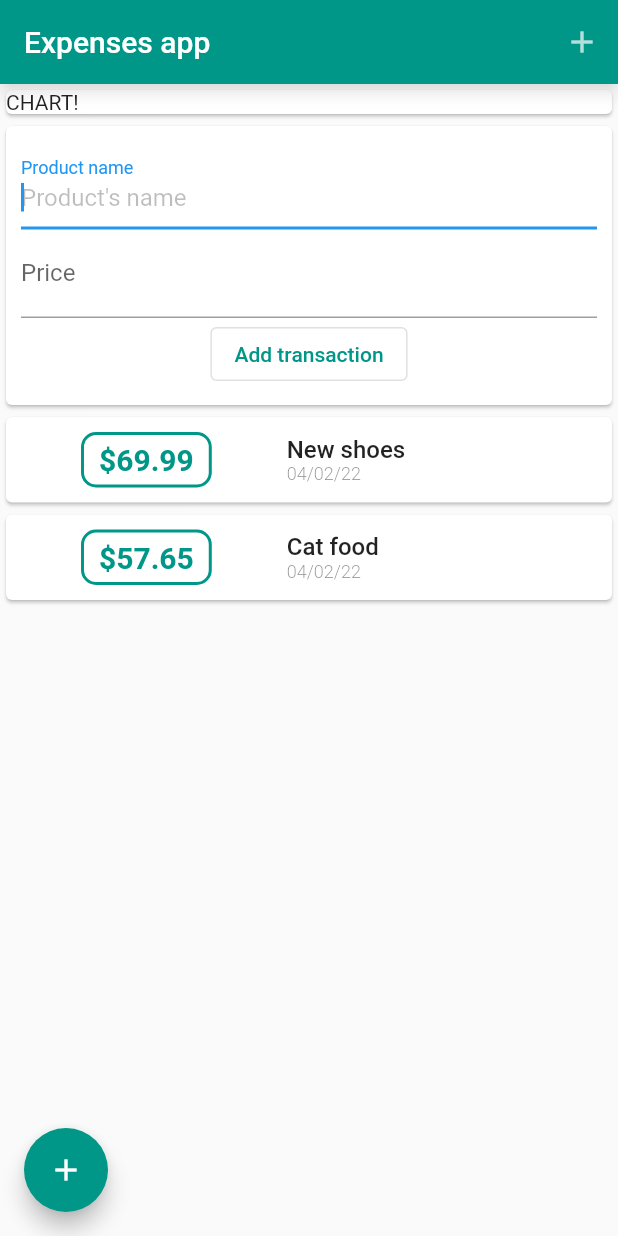
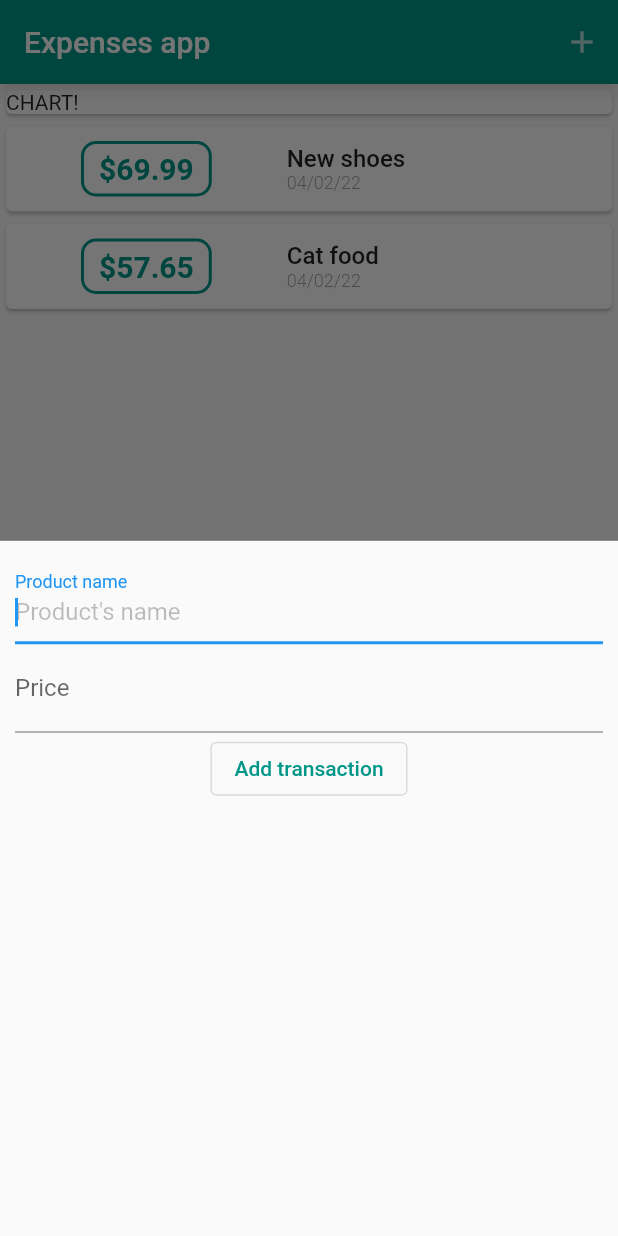
Before and after one commit to analubarreto/expenses_app, a Flutter app: the screen it shows after launch, after a tap on the "add" icon, on a phone screen of 412 x 824 dp. Run offline on Flutter 3.47's test engine with Material 2 defaults, Android fonts, the phone set to English and light mode, and no system bars.

Commit message:
added lower pop up

```diff
--- a/lib/main.dart
+++ b/lib/main.dart
@@ -1,5 +1,9 @@
-import 'widgets/user_transactions.dart';
 import 'package:flutter/material.dart';
+import 'package:uuid/uuid.dart';
+
+import 'widgets/new_transactions.dart';
+import 'models/transaction.dart';
+import 'widgets/transaction_list.dart';
 
 void main() => runApp(const MyApp());
 
@@ -15,8 +19,39 @@ class MyApp extends StatelessWidget {
   }
 }
 
-class MyHomePage extends StatelessWidget {
+class MyHomePage extends StatefulWidget {
   const MyHomePage({Key? key}) : super(key: key);
+
+  @override
+  State<MyHomePage> createState() => _MyHomePageState();
+}
+
+class _MyHomePageState extends State<MyHomePage> {
+  final List<Transaction> _userTransactions = [
+    Transaction(const Uuid(), 'New shoes', 69.99, DateTime.now()),
+    Transaction(const Uuid(), 'Cat food', 57.65, DateTime.now()),
+  ];
+
+  void _addNewTransaction(String txTitle, double txAmount) {
+    final newTx = Transaction(const Uuid(), txTitle, txAmount, DateTime.now());
+
+    setState(() {
+      _userTransactions.add(newTx);
+      txTitle = '';
+      txAmount = 0;
+    });
+  }
+
+  void _startAddNewTransaction(BuildContext ctx) {
+    showModalBottomSheet(
+      elevation: 2,
+      enableDrag: true,
+      context: ctx,
+      builder: (_) {
+        return NewTransaction(addNewTransaction: _addNewTransaction);
+      },
+    );
+  }
 
   @override
   Widget build(BuildContext context) {
@@ -27,7 +62,7 @@ class MyHomePage extends StatelessWidget {
         shadowColor: Colors.black45,
         actions: <Widget>[
           IconButton(
-            onPressed: () {},
+            onPressed: () => _startAddNewTransaction(context),
             icon: const Icon(
               Icons.add,
               color: Colors.white70,
@@ -38,18 +73,20 @@ class MyHomePage extends StatelessWidget {
       ),
       body: Column(
         crossAxisAlignment: CrossAxisAlignment.stretch,
-        children: const [
-          Card(
+        children: <Widget>[
+          const Card(
             child: Text('CHART!'),
           ),
-          UserTransaction()
+          TransactionsList(
+            userTransactions: _userTransactions,
+          ),
         ],
       ),
       floatingActionButtonLocation: FloatingActionButtonLocation.startFloat,
       floatingActionButton: FloatingActionButton(
         backgroundColor: Colors.teal,
         child: const Icon(Icons.add),
-        onPressed: () {},
+        onPressed: () => _startAddNewTransaction(context),
       ),
     );
   }
--- a/lib/widgets/new_transactions.dart
+++ b/lib/widgets/new_transactions.dart
@@ -1,12 +1,18 @@
 import 'package:flutter/material.dart';
 
-class NewTransaction extends StatelessWidget {
+class NewTransaction extends StatefulWidget {
+  final Function addNewTransaction;
+
+  const NewTransaction({Key? key, required this.addNewTransaction})
+      : super(key: key);
+
+  @override
+  State<NewTransaction> createState() => _NewTransactionState();
+}
+
+class _NewTransactionState extends State<NewTransaction> {
   final titleController = TextEditingController();
   final amountController = TextEditingController();
-
-  final Function addNewTransaction;
-
-  NewTransaction({Key? key, required this.addNewTransaction}) : super(key: key);
 
   void submitData() {
     final enteredTitle = titleController.text;
@@ -14,13 +20,13 @@ class NewTransaction extends StatelessWidget {
     if (enteredTitle.isEmpty || enteredAmount <= 0) {
       return;
     }
-    addNewTransaction(enteredTitle, enteredAmount);
+    widget.addNewTransaction(enteredTitle, enteredAmount);
+    Navigator.of(context).pop();
   }
 
   @override
   Widget build(BuildContext context) {
-    return Card(
-      child: Container(
+    return Container(
       padding: const EdgeInsets.all(10),
       child: Column(
         children: [
@@ -39,8 +45,7 @@ class NewTransaction extends StatelessWidget {
           TextField(
             enableSuggestions: true,
             autofocus: true,
-              keyboardType:
-                  const TextInputType.numberWithOptions(decimal: true),
+            keyboardType: const TextInputType.numberWithOptions(decimal: true),
             onSubmitted: (_) => submitData(),
             decoration: const InputDecoration(
               hintText: 'Products\'s price',
@@ -60,7 +65,6 @@ class NewTransaction extends StatelessWidget {
           )
         ],
       ),
-      ),
     );
   }
 }
--- a/lib/widgets/user_transactions.dart
+++ /dev/null
@@ -1,44 +0,0 @@
-import 'package:flutter/material.dart';
-import 'package:uuid/uuid.dart';
-
-import 'transaction_list.dart';
-import 'new_transactions.dart';
-import '../models/transaction.dart';
-
-class UserTransaction extends StatefulWidget {
-  const UserTransaction({Key? key}) : super(key: key);
-
-  @override
-  State<UserTransaction> createState() => _UserTransactionState();
-}
-
-class _UserTransactionState extends State<UserTransaction> {
-  final List<Transaction> _userTransactions = [
-    Transaction(const Uuid(), 'New shoes', 69.99, DateTime.now()),
-    Transaction(const Uuid(), 'Cat food', 57.65, DateTime.now()),
-  ];
-
-  void _addNewTransaction(String txTitle, double txAmount) {
-    final newTx = Transaction(const Uuid(), txTitle, txAmount, DateTime.now());
-
-    setState(() {
-      _userTransactions.add(newTx);
-      txTitle = '';
-      txAmount = 0;
-    });
-  }
-
-  @override
-  Widget build(BuildContext context) {
-    return Container(
-      child: Column(
-        children: [
-          NewTransaction(addNewTransaction: _addNewTransaction),
-          TransactionsList(
-            userTransactions: _userTransactions,
-          ),
-        ],
-      ),
-    );
-  }
-}
```
Also changed, not shown: 1 other file. Lines whose indentation alone changed are shown as unchanged.
